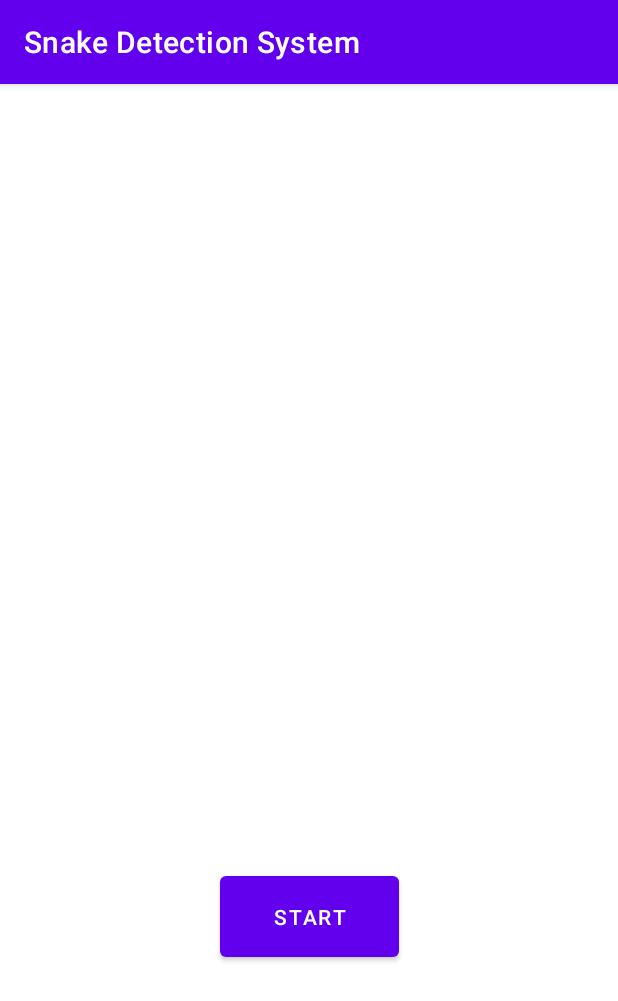
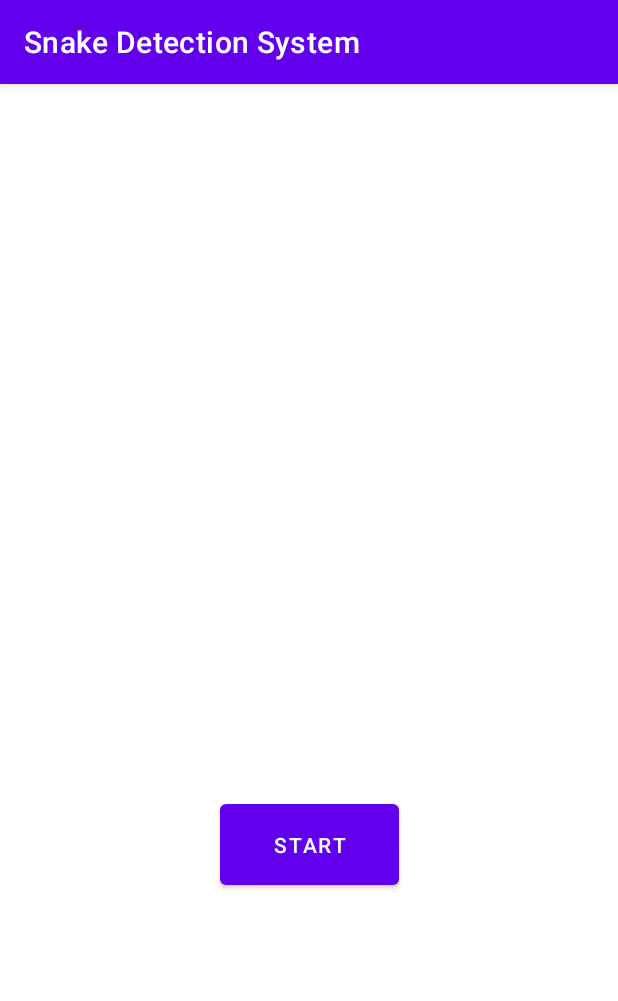
Before and after one commit to Dineshlahi/Snake-Detection-Systems, an Android app: the screen it shows after launch (MainActivity), on a phone screen of 412 x 824 dp. Shown: the top 1001 px of the screen. Run offline under Robolectric (Android 15) with nearby library versions, the phone set to English and light mode, and no system bars.

Commit message:
start button

```diff
--- a/app/src/main/res/layout/activity_main.xml
+++ b/app/src/main/res/layout/activity_main.xml
@@ -11,7 +11,7 @@
         android:id="@+id/button"
         android:layout_width="119dp"
         android:layout_height="66dp"
-        android:layout_marginBottom="180dp"
+        android:layout_marginBottom="228dp"
         android:text="Start"
         app:layout_constraintBottom_toBottomOf="parent"
         app:layout_constraintEnd_toEndOf="parent"
```
